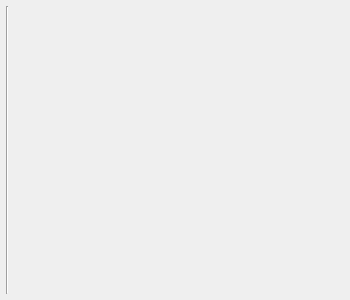
First picture: the form in src/SAKMainWindow.ui, repository x-tools-author/x-tools, before the edit.
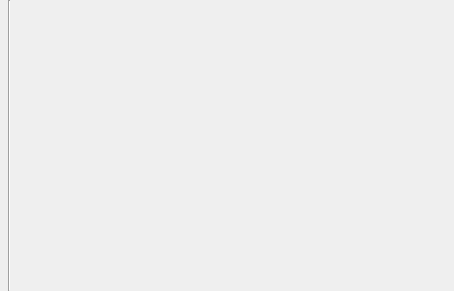
Second picture: the form after the edit.

```diff
--- a/src/SAKMainWindow.ui
+++ b/src/SAKMainWindow.ui
@@ -6,8 +6,8 @@
    <rect>
     <x>0</x>
     <y>0</y>
-    <width>350</width>
-    <height>300</height>
+    <width>454</width>
+    <height>291</height>
    </rect>
   </property>
   <property name="windowTitle">
@@ -16,20 +16,20 @@
   <widget class="QWidget" name="centralWidget">
    <layout class="QGridLayout" name="gridLayout">
     <property name="leftMargin">
-     <number>6</number>
+     <number>0</number>
     </property>
     <property name="topMargin">
-     <number>6</number>
+     <number>0</number>
     </property>
     <property name="rightMargin">
-     <number>6</number>
+     <number>0</number>
     </property>
     <property name="bottomMargin">
-     <number>6</number>
+     <number>0</number>
     </property>
-    <item row="0" column="2">
-     <widget class="QStackedWidget" name="stackedWidget"/>
-    </item>
+    <property name="spacing">
+     <number>0</number>
+    </property>
     <item row="0" column="1">
      <widget class="Line" name="line">
       <property name="orientation">
@@ -38,7 +38,59 @@
      </widget>
     </item>
     <item row="0" column="0">
-     <layout class="QVBoxLayout" name="verticalLayoutNav"/>
+     <widget class="QWidget" name="centralwidgetNav" native="true">
+      <layout class="QVBoxLayout" name="verticalLayout_2">
+       <property name="leftMargin">
+        <number>0</number>
+       </property>
+       <property name="topMargin">
+        <number>0</number>
+       </property>
+       <property name="rightMargin">
+        <number>0</number>
+       </property>
+       <property name="bottomMargin">
+        <number>0</number>
+       </property>
+       <item>
+        <layout class="QVBoxLayout" name="verticalLayoutNav">
+         <property name="leftMargin">
+          <number>4</number>
+         </property>
+         <property name="topMargin">
+          <number>4</number>
+         </property>
+         <property name="rightMargin">
+          <number>4</number>
+         </property>
+         <property name="bottomMargin">
+          <number>4</number>
+         </property>
+        </layout>
+       </item>
+      </layout>
+     </widget>
+    </item>
+    <item row="0" column="2">
+     <widget class="QWidget" name="centralwidgetPage" native="true">
+      <layout class="QGridLayout" name="gridLayout_2">
+       <property name="leftMargin">
+        <number>4</number>
+       </property>
+       <property name="topMargin">
+        <number>4</number>
+       </property>
+       <property name="rightMargin">
+        <number>4</number>
+       </property>
+       <property name="bottomMargin">
+        <number>4</number>
+       </property>
+       <item row="0" column="0">
+        <widget class="QStackedWidget" name="stackedWidget"/>
+       </item>
+      </layout>
+     </widget>
     </item>
    </layout>
   </widget>
```
Left out of the diff: 8 changed lines with no effect on the pictures.
